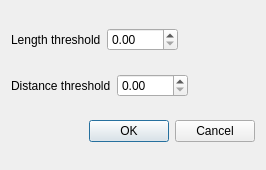
The window that neurolabi/gui/dialogs/zswcisolationdialog.ui (janelia-flyem/NeuTu) describes before a commit, drawn with Qt 5.
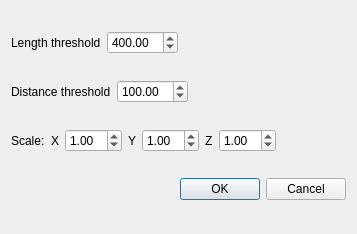
The same window after the commit.

Commit message: add scales for selelting small trees

The edit to the form file:
```diff
--- a/neurolabi/gui/dialogs/zswcisolationdialog.ui
+++ b/neurolabi/gui/dialogs/zswcisolationdialog.ui
@@ -6,8 +6,8 @@
    <rect>
     <x>0</x>
     <y>0</y>
-    <width>266</width>
-    <height>170</height>
+    <width>357</width>
+    <height>234</height>
    </rect>
   </property>
   <property name="windowTitle">
@@ -28,6 +28,9 @@
        <property name="maximum">
         <double>9999.989999999999782</double>
        </property>
+       <property name="value">
+        <double>400.000000000000000</double>
+       </property>
       </widget>
      </item>
      <item>
@@ -59,6 +62,9 @@
        <property name="maximum">
         <double>9999.989999999999782</double>
        </property>
+       <property name="value">
+        <double>100.000000000000000</double>
+       </property>
       </widget>
      </item>
      <item>
@@ -76,6 +82,72 @@
      </item>
     </layout>
    </item>
+   <item>
+    <layout class="QHBoxLayout" name="horizontalLayout_3">
+     <item>
+      <widget class="QLabel" name="label_3">
+       <property name="text">
+        <string>Scale:</string>
+       </property>
+      </widget>
+     </item>
+     <item>
+      <widget class="QLabel" name="label_4">
+       <property name="text">
+        <string>X</string>
+       </property>
+      </widget>
+     </item>
+     <item>
+      <widget class="QDoubleSpinBox" name="xSpinBox">
+       <property name="value">
+        <double>1.000000000000000</double>
+       </property>
+      </widget>
+     </item>
+     <item>
+      <widget class="QLabel" name="label_5">
+       <property name="text">
+        <string>Y</string>
+       </property>
+      </widget>
+     </item>
+     <item>
+      <widget class="QDoubleSpinBox" name="ySpinBox">
+       <property name="value">
+        <double>1.000000000000000</double>
+       </property>
+      </widget>
+     </item>
+     <item>
+      <widget class="QLabel" name="label_6">
+       <property name="text">
+        <string>Z</string>
+       </property>
+      </widget>
+     </item>
+     <item>
+      <widget class="QDoubleSpinBox" name="zSpinBox">
+       <property name="value">
+        <double>1.000000000000000</double>
+       </property>
+      </widget>
+     </item>
+     <item>
+      <spacer name="horizontalSpacer_3">
+       <property name="orientation">
+        <enum>Qt::Horizontal</enum>
+       </property>
+       <property name="sizeHint" stdset="0">
+        <size>
+         <width>40</width>
+         <height>20</height>
+        </size>
+       </property>
+      </spacer>
+     </item>
+    </layout>
+   </item>
    <item>
     <widget class="QDialogButtonBox" name="buttonBox">
      <property name="orientation">
```
Left out of the diff: 2 changed lines with no effect on the pictures. The commit also changes 5 other files.
